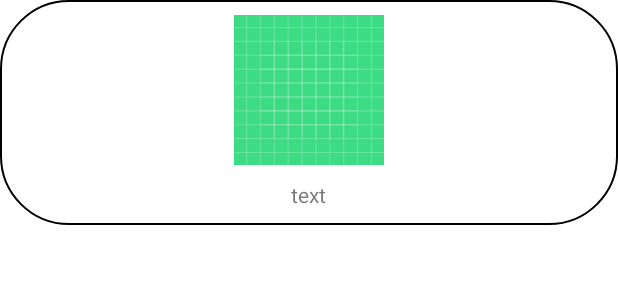
After one commit to JangWoojun/Web_View_APP, an Android app: the layout rv_item.xml on its own in the app's theme, with its tools: preview values and no code run, on a phone screen of 412 x 824 dp. The commit adds this screen. Shown: the top 300 px of the screen. Run offline under Robolectric (Android 15) with nearby library versions, the phone set to English and light mode, and no system bars.

Commit message:
2022/09/05 RecyclerView 완성 , 화면 radius 주기

```diff
--- /dev/null
+++ b/app/src/main/res/drawable/radius.xml
@@ -0,0 +1,12 @@
+<?xml version="1.0" encoding="utf-8"?>
+<shape xmlns:android="http://schemas.android.com/apk/res/android"
+    android:shape="rectangle" android:padding = "10dp">
+    <solid android:color="#ffffff"></solid>
+    <corners
+        android:bottomLeftRadius="45dp"
+        android:bottomRightRadius="45dp"
+        android:topLeftRadius="45dp"
+        android:topRightRadius="45dp"></corners>
+    <stroke android:width="1dp"
+        android:color="#000000"></stroke>
+</shape>
--- /dev/null
+++ b/app/src/main/res/layout/rv_item.xml
@@ -0,0 +1,21 @@
+<?xml version="1.0" encoding="utf-8"?>
+<LinearLayout xmlns:android="http://schemas.android.com/apk/res/android"
+    android:layout_width="match_parent"
+    android:layout_height="150dp"
+    android:background="@drawable/radius"
+    android:orientation="vertical">
+
+    <ImageView
+        android:layout_marginTop="10dp"
+        android:src="@drawable/ic_launcher_background"
+        android:layout_width="match_parent"
+        android:layout_height="100dp"/>
+
+    <TextView
+        android:layout_marginTop="10dp"
+        android:text="text"
+        android:layout_gravity="center"
+        android:layout_width="wrap_content"
+        android:layout_height="wrap_content"/>
+
+</LinearLayout>
```
Also changed, not shown: app/src/main/java/com/example/mango_contents/ContentModel.kt (added, +7 -0 lines), app/src/main/java/com/example/mango_contents/RVAdapter.kt (added, +28 -0 lines), app/src/main/res/layout/activity_main.xml (+4 -8 lines).
